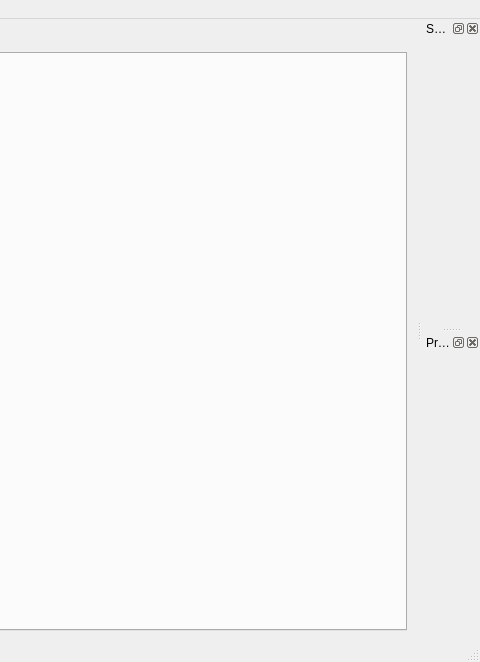
This is qt_ui/main_window.ui in allen-marshall/scriptaseq as Qt 5 draws it before an edit; both pictures show x 325 to 805 and y 0 to 662 of the 805 by 662 pixel window. The edited form follows.
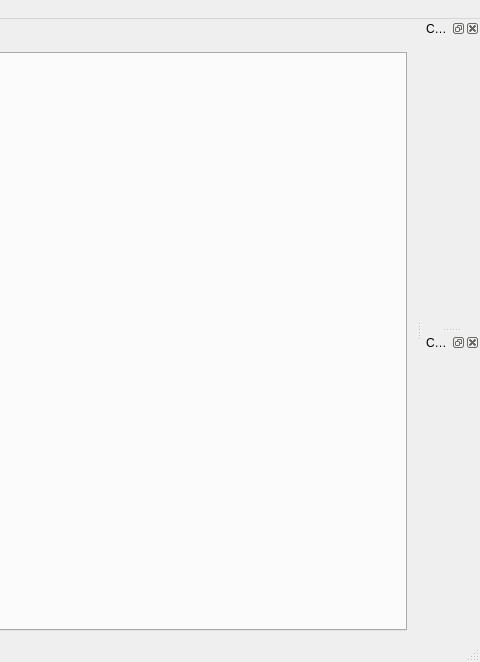
This is the edited form.

Commit message: Added ability to view custom properties attached to sequence component tree nodes.

What changed in the file:
```diff
--- a/qt_ui/main_window.ui
+++ b/qt_ui/main_window.ui
@@ -119,7 +119,7 @@
   </widget>
   <widget class="QDockWidget" name="dockSeqComponentTree">
    <property name="windowTitle">
-    <string>Sequence Component Tree</string>
+    <string>Component Tree</string>
    </property>
    <attribute name="dockWidgetArea">
     <number>2</number>
@@ -137,7 +137,7 @@
     <bool>false</bool>
    </property>
    <property name="windowTitle">
-    <string>Property Value Editor</string>
+    <string>Component Properties</string>
    </property>
    <attribute name="dockWidgetArea">
     <number>2</number>
```
Left out of the diff: 6 changed lines with no effect on the pictures. The commit also changes 7 other files.
